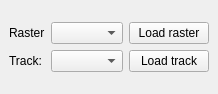
Above: ground_radiation_monitoring_dockwidget_base.ui from ctu-geoforall-lab-projects/bp-kala-2017 before the change. Below: the same form after it.
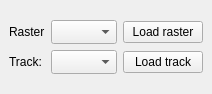
That is the form after the change. Custom widgets are drawn as their Qt base class.

Commit message: UI changes (size policy of qgsMapLayerComboBoxes). (see #1)

```diff
--- a/ground_radiation_monitoring_dockwidget_base.ui
+++ b/ground_radiation_monitoring_dockwidget_base.ui
@@ -58,10 +58,30 @@
        </widget>
       </item>
       <item row="0" column="1">
-       <widget class="QgsMapLayerComboBox" name="raster_box"/>
+       <widget class="QgsMapLayerComboBox" name="raster_box">
+        <property name="sizePolicy">
+         <sizepolicy hsizetype="Expanding" vsizetype="Fixed">
+          <horstretch>0</horstretch>
+          <verstretch>0</verstretch>
+         </sizepolicy>
+        </property>
+        <property name="sizeAdjustPolicy">
+         <enum>QComboBox::AdjustToMinimumContentsLengthWithIcon</enum>
+        </property>
+       </widget>
       </item>
       <item row="2" column="1">
-       <widget class="QgsMapLayerComboBox" name="track_box"/>
+       <widget class="QgsMapLayerComboBox" name="track_box">
+        <property name="sizePolicy">
+         <sizepolicy hsizetype="Expanding" vsizetype="Fixed">
+          <horstretch>0</horstretch>
+          <verstretch>0</verstretch>
+         </sizepolicy>
+        </property>
+        <property name="sizeAdjustPolicy">
+         <enum>QComboBox::AdjustToMinimumContentsLengthWithIcon</enum>
+        </property>
+       </widget>
       </item>
      </layout>
     </item>
```
